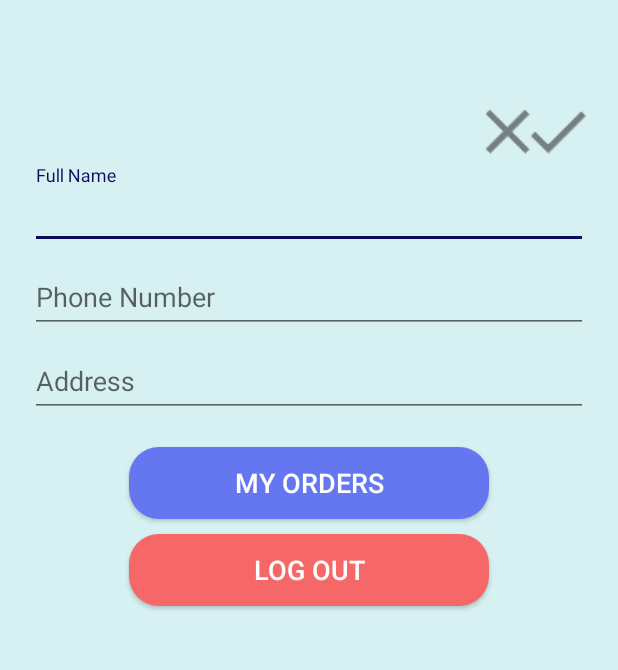
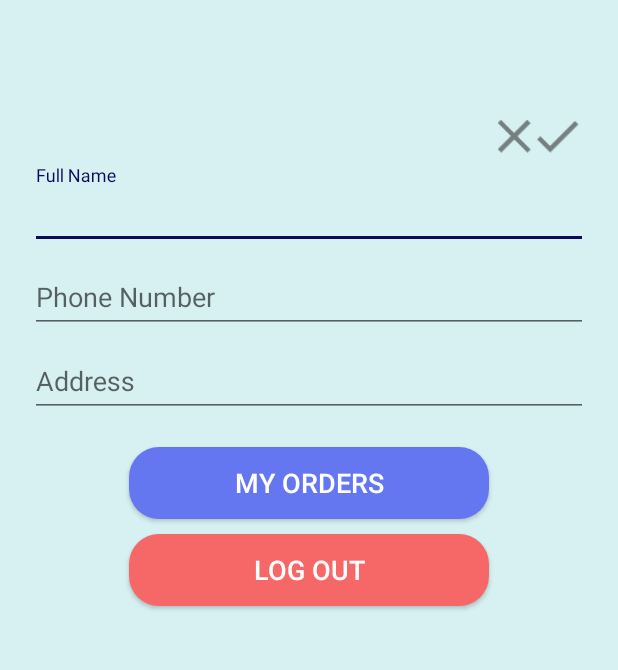
Before and after one commit to liaukx-tarc/Foodpenguin, an Android app: the AccountFragment screen opened through its navigation route, after a tap on an icon or button, on a phone screen of 412 x 824 dp, the part 225-895 px from its top. Run offline under Robolectric (Android 15) with nearby library versions, the light colour scheme and no system bars; our stand-ins replace Firebase (no records; nobody signed in at launch, a user with empty details on screens opened directly).

Commit message:
small fix

```diff
--- a/app/src/main/res/layout/fragment_account.xml
+++ b/app/src/main/res/layout/fragment_account.xml
@@ -45,8 +45,8 @@
 
     <ImageButton
         android:id="@+id/edit"
-        android:layout_width="40dp"
-        android:layout_height="40dp"
+        android:layout_width="30dp"
+        android:layout_height="30dp"
         android:background="@android:color/transparent"
         android:src="@drawable/ic_edit"
         android:scaleType="fitCenter"
@@ -58,8 +58,8 @@
 
     <ImageButton
         android:id="@+id/cancel"
-        android:layout_width="40dp"
-        android:layout_height="40dp"
+        android:layout_width="30dp"
+        android:layout_height="30dp"
         android:background="@android:color/transparent"
         android:src="@drawable/ic_cancel"
         android:visibility="gone"
@@ -73,8 +73,8 @@
 
     <ImageButton
         android:id="@+id/save"
-        android:layout_width="40dp"
-        android:layout_height="40dp"
+        android:layout_width="30dp"
+        android:layout_height="30dp"
         android:background="@android:color/transparent"
         android:src="@drawable/ic_save"
         android:visibility="gone"
```
